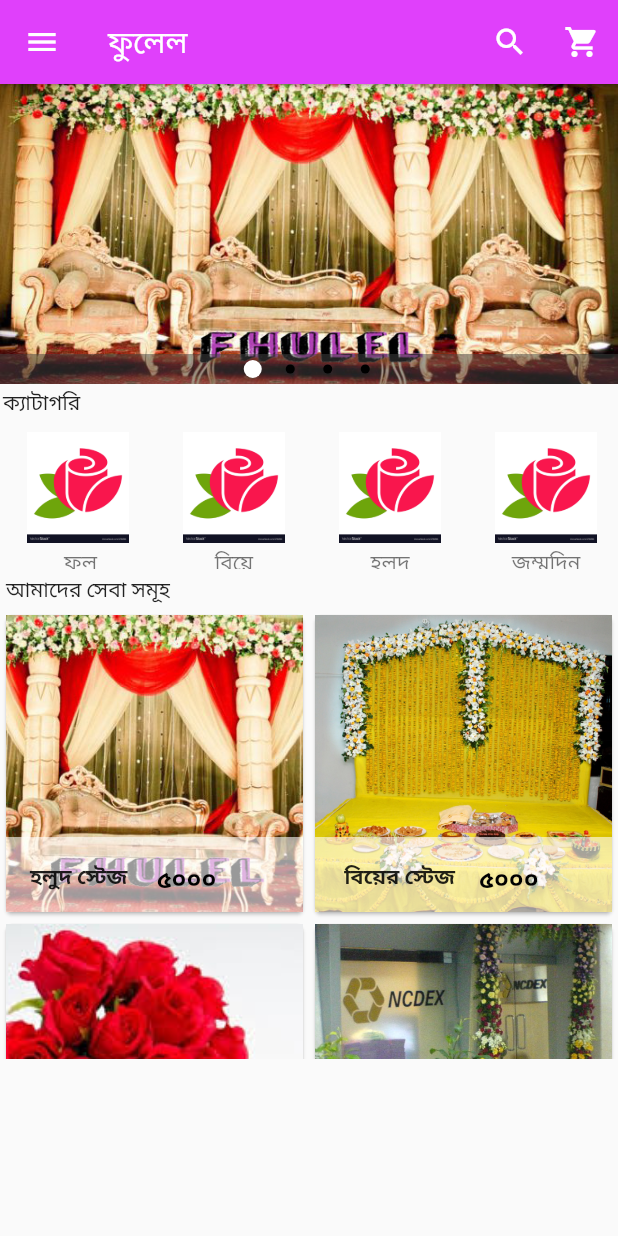
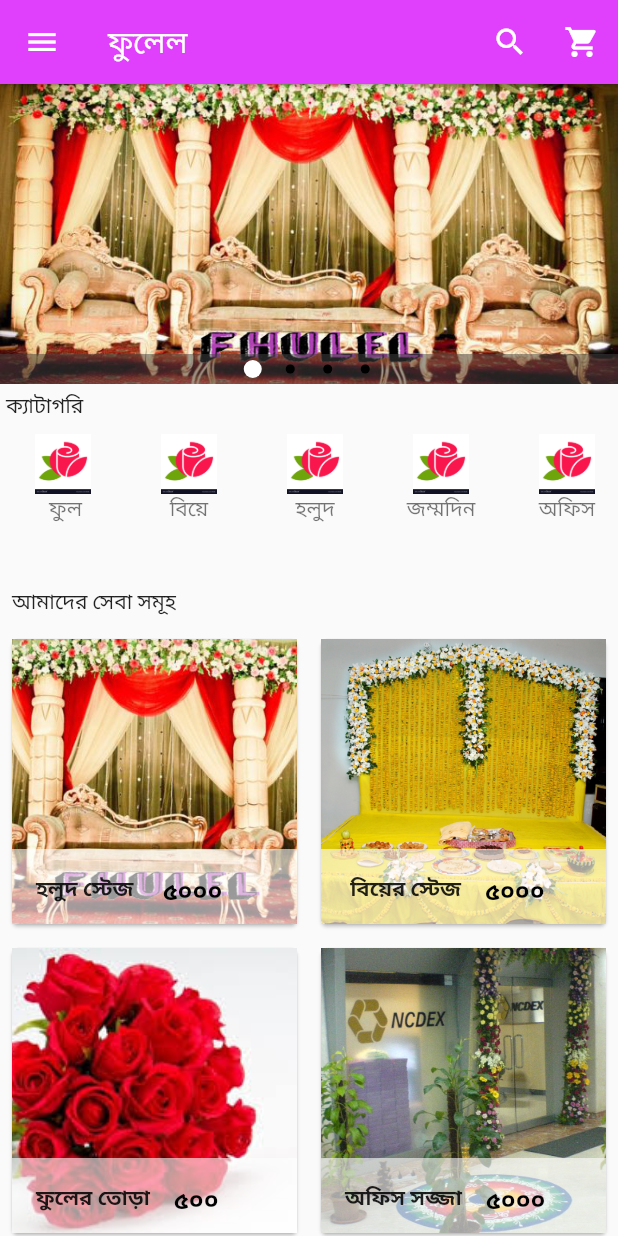
Before and after one commit to chistyinfo/flutter_ecommerce, a Flutter app: the screen it shows after launch, on a phone screen of 412 x 824 dp. Run offline on Flutter 3.47's test engine with Material 2 defaults, Android fonts, the phone set to English and light mode, and no system bars; drawn by our look-alikes of carousel_pro.

Commit message:
Lesson-24

```diff
--- a/lib/components/cart_products.dart
+++ b/lib/components/cart_products.dart
@@ -35,7 +35,7 @@ class _Cart_productsState extends State<Cart_products> {
           cart_prod_price: Products_on_the_cart[index]["price"],
           cart_prod_picture: Products_on_the_cart[index]["picture"],
           cart_prod_size: Products_on_the_cart[index]["size"],
-          cart_prod_qty: Products_on_the_cart[index]["Qnt"],
+          cart_prod_qty: Products_on_the_cart[index]["quantity"],
         );
       },
     );
@@ -61,6 +61,7 @@ class Single_Cart_product extends StatelessWidget {
   @override
   Widget build(BuildContext context) {
     return Card(
+      child: Flexible(
               child: ListTile(
           //==========Leading Section ==================
           leading: Image.asset(cart_prod_picture,width: 100.0,height: 80.0,),
@@ -75,7 +76,7 @@ class Single_Cart_product extends StatelessWidget {
                 children: <Widget>[
                   Padding(
                     padding: const EdgeInsets.all(0.0),
-                  child: Text('Size:'),
+                    child: Text('Size'),
                   ),
                   Padding(
                     padding: const EdgeInsets.all(8.0),
@@ -113,6 +114,7 @@ class Single_Cart_product extends StatelessWidget {
             ],
           ),
         ),
+      ),
     );
   }
 
--- a/lib/components/horizontal.dart
+++ b/lib/components/horizontal.dart
@@ -33,12 +33,12 @@ class Category extends StatelessWidget {
       child: InkWell(
         onTap: () {},
         child: Container(
-          width: 100.0,
+          width: 80.0,
           child: ListTile(
             title: Image.asset(
               image_location,
-              width: 100.0,
-              height: 80.0,
+              width: 40.0,
+              height: 40.0,
             ),
             subtitle: Container(
               alignment: Alignment.topCenter,
--- a/lib/components/product.dart
+++ b/lib/components/product.dart
@@ -60,11 +60,14 @@ class _ProductsState extends State<Products> {
           SliverGridDelegateWithFixedCrossAxisCount(crossAxisCount: 2),
       itemBuilder: (BuildContext contex, int index) {
         //Constractor is called here
-        return Single_Prod(
-          prod_name: product_list[index]['name'],
-          prod_picture: product_list[index]['picture'],
-          // prod_old_price: product_list[index]['old_price'],
-          prod_price: product_list[index]['price'],
+        return Padding(
+          padding: const EdgeInsets.all(4.0),
+          child: Single_Prod(
+            prod_name: product_list[index]['name'],
+            prod_picture: product_list[index]['picture'],
+            // prod_old_price: product_list[index]['old_price'],
+            prod_price: product_list[index]['price'],
+          ),
         );
       },
     );
--- a/lib/main.dart
+++ b/lib/main.dart
@@ -146,22 +146,26 @@ class _HomePageState extends State<HomePage> {
           ],
         ),
       ),
-      body: ListView(
+      body: Column(
         children: <Widget>[
           //Image Slider
           image_carousel,
-          Padding(padding: const EdgeInsets.all(2.0),
-          child: Text('ক্যাটাগরি '),),
+
+          Padding(padding: const EdgeInsets.all(4.0),
+          child: Container(
+            alignment: Alignment.centerLeft,
+            child: Text('ক্যাটাগরি ')),),
+
           //Horizontal class is called here
           HorizontalList(),
-          Padding(padding: const EdgeInsets.all(4.0),
-          child: Text('আমাদের সেবা সমূহ '),),
+          Padding(padding: const EdgeInsets.all(8.0),
+          child: Container(
+            alignment: Alignment.centerLeft,
+             child:Text('আমাদের সেবা সমূহ ')),),
           //Grid view
-          Container(
-            height: 300.0,
-            //Product class is called here
-            child: Products(),
-          )
+
+           Flexible(child: Products()),
+
         ],
       ),
     );
--- a/lib/pages/cart.dart
+++ b/lib/pages/cart.dart
@@ -36,7 +36,7 @@ class _CartState extends State<Cart> {
            ),),
            Expanded(child: MaterialButton(onPressed: (){},
            child: Text('Check out',style: TextStyle(color: Colors.white),),
-           color: Colors.red,),
+           color: Colors.purpleAccent,),
            )
 
          ],
```
Also changed, not shown: 4 other files. Lines whose indentation alone changed are shown as unchanged.
